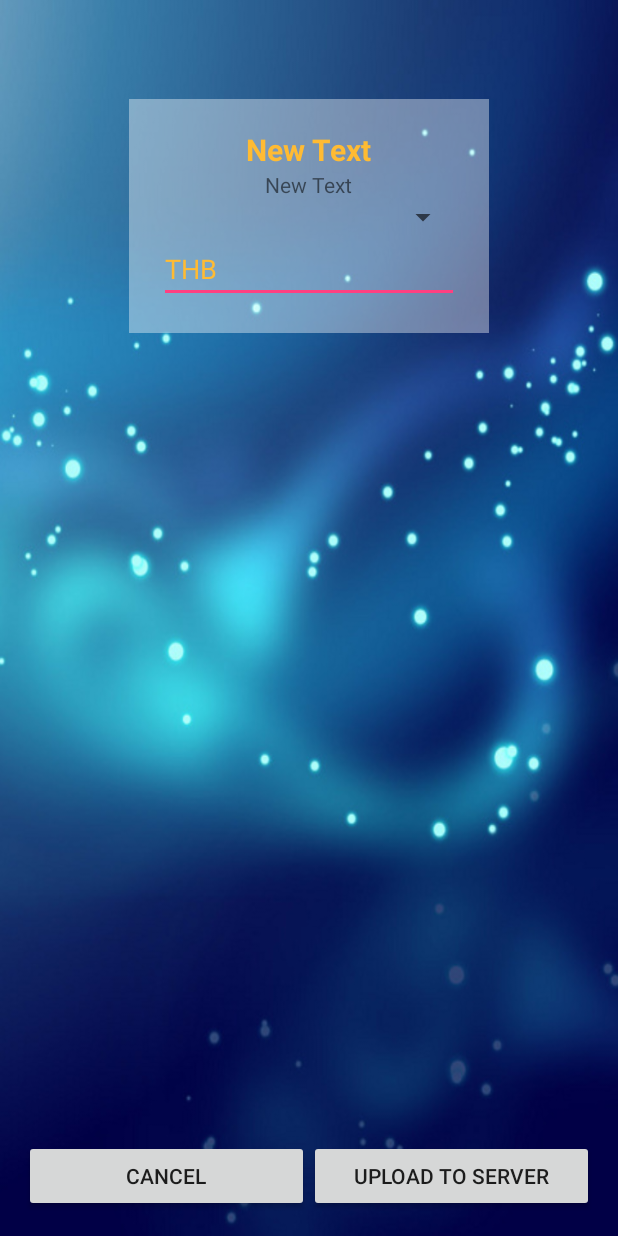
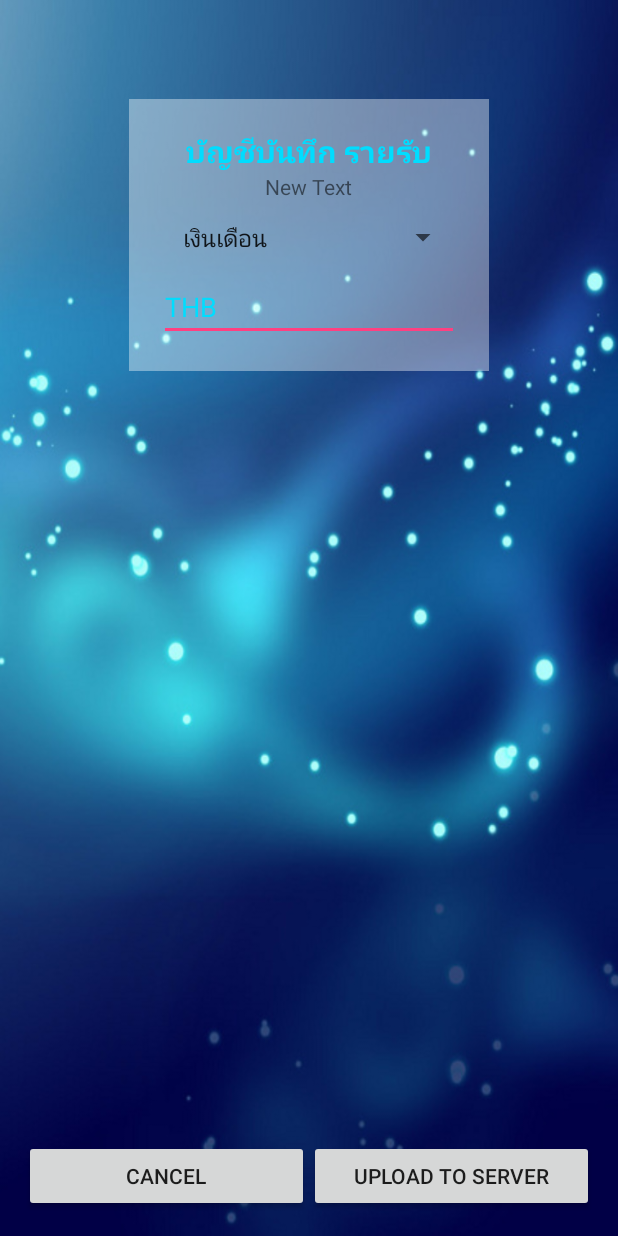
Before and after one commit to tanongsak007/IT-PBRU, an Android app: the UploadAccount screen opened directly, with no data from a screen before it, on a phone screen of 412 x 824 dp. Run offline under Robolectric (Android 15) with nearby library versions, the phone set to English and light mode, and no system bars; libraries missing offline, so code that uses them is left out: com.squareup.okhttp; 1 statement that could not run was skipped.

Commit message:
Upload Value

```diff
--- a/app/src/main/java/inseenanpbru/tanongsak/itpbru/CalendarActivity.java
+++ b/app/src/main/java/inseenanpbru/tanongsak/itpbru/CalendarActivity.java
@@ -35,7 +35,7 @@ public class CalendarActivity extends AppCompatActivity {
 
     private void confirmDialog(int day, int month, int year) {
 
-        String strDate = Integer.toString(day) +
+        final String strDate = Integer.toString(day) +
                 "/" + Integer.toBinaryString(month + 1) +
                 "/" + Integer.toBinaryString(year);
 
@@ -57,6 +57,7 @@ public class CalendarActivity extends AppCompatActivity {
                 Intent intent = new Intent(CalendarActivity.this, UploadAccount.class);
                 intent.putExtra("Login", getIntent().getBooleanArrayExtra("Login"));
                 intent.putExtra("Inout", 0);
+                intent.putExtra("Date", strDate);
                 startActivity(intent);
 
             }
@@ -67,6 +68,8 @@ public class CalendarActivity extends AppCompatActivity {
 
                 Intent intent = new Intent(CalendarActivity.this, UploadAccount.class);
                 intent.putExtra("Login", getIntent().getStringArrayExtra("Login"));
+                intent.putExtra("InOut", 1);
+                intent.putExtra("Date", strDate);
                 startActivity(intent);
 
 
--- a/app/src/main/java/inseenanpbru/tanongsak/itpbru/UploadAccount.java
+++ b/app/src/main/java/inseenanpbru/tanongsak/itpbru/UploadAccount.java
@@ -2,13 +2,164 @@ package inseenanpbru.tanongsak.itpbru;
 
 import android.support.v7.app.AppCompatActivity;
 import android.os.Bundle;
+import android.support.v7.view.ActionMode;
+import android.util.Log;
+import android.view.View;
+import android.widget.AdapterView;
+import android.widget.ArrayAdapter;
+import android.widget.EditText;
+import android.widget.Spinner;
+import android.widget.TextView;
+
+import com.squareup.okhttp.Call;
+import com.squareup.okhttp.Callback;
+import com.squareup.okhttp.FormEncodingBuilder;
+import com.squareup.okhttp.OkHttpClient;
+import com.squareup.okhttp.Request;
+import com.squareup.okhttp.RequestBody;
+import com.squareup.okhttp.Response;
+
+import java.io.IOException;
 
 public class UploadAccount extends AppCompatActivity {
+
+    //Explicit
+    private TextView inOutTextView, nameTextView;
+    private Spinner spinner;
+    private EditText editText;
+    private String[] loginStrings;
+    private int inOutAnInt;
+    private String[] inOutStrings = new String[]{"บัญชีบันทึก รายรับ", "บัญชีบันทึก รายจ่าย"};
+    private String[] inComeStrings = new String[]{"เงินเดือน", "ล่วงเวลา", "สอนพิเศษ"};
+    private String[] outComeStrings = new String[]{"อาหาร", "เดินทาง", "Entertrain", "การศึกษา"};
+    private ArrayAdapter<String> stringArrayAdapter;
+    private String categoryString, amountString;
 
     @Override
     protected void onCreate(Bundle savedInstanceState) {
         super.onCreate(savedInstanceState);
         setContentView(R.layout.activity_upload_account);
+
+        //Bind widget
+        inOutTextView = (TextView) findViewById(R.id.textView6);
+        nameTextView = (TextView) findViewById(R.id.textView7);
+        spinner = (Spinner) findViewById(R.id.spinner);
+        editText = (EditText) findViewById(R.id.editText7);
+
+        //Receive Value From Intent
+        loginStrings = getIntent().getStringArrayExtra("Login");
+        inOutAnInt = getIntent().getIntExtra("InOut", 0);
+
+        //Show View
+        inOutTextView.setText(inOutStrings[inOutAnInt]);
+        nameTextView.setText(loginStrings[1] + " " + loginStrings[2]);
+
+        //Create Spinner
+        createSpinner();
+
     }   //Main Method
 
-}
+    private void createSpinner() {
+
+        switch (inOutAnInt) {
+
+            case 0:
+                stringArrayAdapter = new ArrayAdapter<String>(this,
+                        android.R.layout.simple_list_item_1, inComeStrings);
+                break;
+            case 1:
+                stringArrayAdapter = new ArrayAdapter<String>(this,
+                        android.R.layout.simple_list_item_1, outComeStrings);
+                break;
+
+        }   //switch
+
+        spinner.setAdapter(stringArrayAdapter);
+
+        spinner.setOnItemSelectedListener(new AdapterView.OnItemSelectedListener() {
+            @Override
+            public void onItemSelected(AdapterView<?> parent, View view, int position, long id) {
+                categoryString = findCategory(position);
+            }
+
+            @Override
+            public void onNothingSelected(AdapterView<?> parent) {
+                categoryString = findCategory(0);
+
+            }
+        });
+
+    }   //creat spinner
+
+    private String findCategory(int position) {
+
+        String strResult = null;
+
+        switch (inOutAnInt) {
+            case 0:
+                strResult = inComeStrings[position];
+                break;
+            case 1:
+                strResult = outComeStrings[position];
+                break;
+        }
+
+        return null;
+    }
+
+    public void clickUpload(View view) {
+        amountString = editText.getText().toString().trim();
+
+        if (amountString.equals("")) {
+
+            MyAlert myAlert = new MyAlert();
+            myAlert.myDialog(this, "มีช่องว่าง", "ให้กรอกจำนวนเงินด้วย ค่ะ");
+        } else {
+
+            uploadValueToServer();
+        }
+
+    }   //CilckUpload
+
+    private void uploadValueToServer() {
+
+        Log.d("8June", "ID user ==>" + loginStrings[0]);
+        Log.d("8June", "Date ==>" + getIntent().getStringExtra("Date"));
+        Log.d("8June", "In_Out ==>" + inOutAnInt);
+        Log.d("8June", "Category ==>" + categoryString);
+        Log.d("8June", "amount ==>" + amountString);
+
+        OkHttpClient okHttpClient = new OkHttpClient();
+        RequestBody requestBody = new FormEncodingBuilder()
+                .add("isAdd", "true")
+                .add("id_user", loginStrings[0])
+                .add("Date", getIntent().getStringExtra("Date"))
+                .add("In_Out", Integer.toString(inOutAnInt))
+                .add("Category", categoryString)
+                .add("amount", amountString)
+                .build();
+        Request.Builder builder = new Request.Builder();
+        Request request = builder.url("http://swiftcodingthai.com/pbru2/add_account_master.php")
+                .post(requestBody).build();
+        Call call = okHttpClient.newCall(request);
+        call.equals(new Callback() {
+            @Override
+            public void onFailure(Request request, IOException e) {
+
+            }
+
+            @Override
+            public void onResponse(Response response) throws IOException {
+                finish();
+
+            }
+        });
+
+
+    }   //uploadvalue
+
+    public void clickCancel(View view) {
+        finish();
+    }
+
+}   //Main Class
--- a/app/src/main/res/layout/activity_upload_account.xml
+++ b/app/src/main/res/layout/activity_upload_account.xml
@@ -21,14 +21,16 @@
             android:layout_height="wrap_content"
             android:text="Cancel"
             android:id="@+id/button5"
-            android:layout_weight="1" />
+            android:layout_weight="1"
+            android:onClick="clickCancel" />
 
         <Button
             android:layout_width="0dp"
             android:layout_height="wrap_content"
             android:text="Upload To Server"
             android:id="@+id/button6"
-            android:layout_weight="1" />
+            android:layout_weight="1"
+            android:onClick="clickUpload" />
     </LinearLayout>
 
     <LinearLayout
@@ -48,7 +50,7 @@
             android:id="@+id/textView6"
             android:textStyle="bold"
             android:textSize="@dimen/h2"
-            android:textColor="@android:color/holo_orange_light"
+            android:textColor="@android:color/holo_blue_bright"
             android:textColorHint="@android:color/holo_orange_light" />
 
         <TextView
@@ -68,8 +70,8 @@
             android:id="@+id/editText7"
             android:hint="THB"
             android:inputType="number"
-            android:textColor="@android:color/holo_orange_light"
-            android:textColorHint="@android:color/holo_orange_light" />
+            android:textColor="@android:color/holo_blue_bright"
+            android:textColorHint="@android:color/holo_blue_bright" />
     </LinearLayout>
 
 </RelativeLayout>
```
